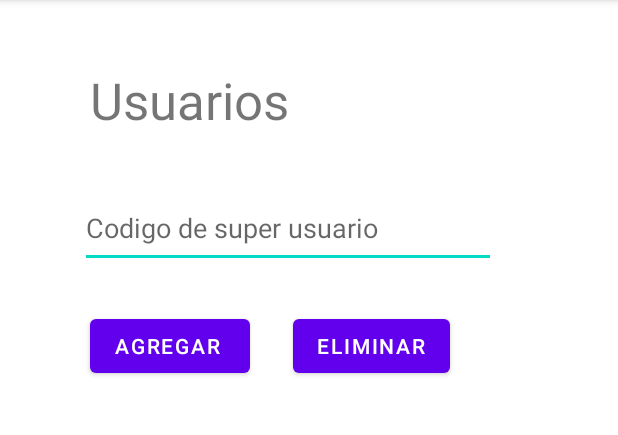
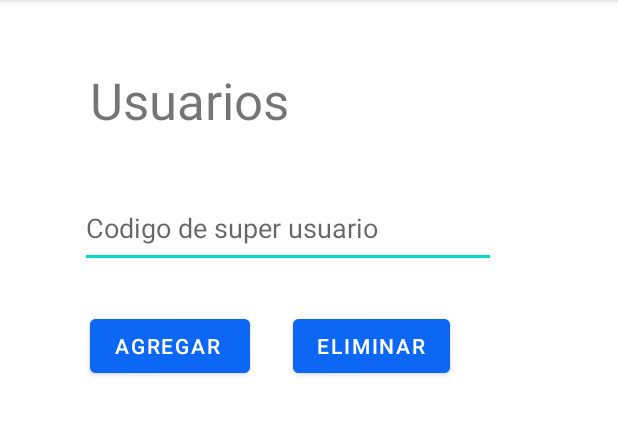
Before and after one commit to Mariana914Ram/ProyectoMoviles, an Android app: the Editar_usuario screen opened directly, with no data from a screen before it, on a phone screen of 412 x 824 dp, the part 84-519 px from its top. Run offline under Robolectric (Android 15) with nearby library versions, the light colour scheme and no system bars.

Commit message:
COLOR COMMIT

```diff
--- a/app/src/main/res/layout/activity_editar_usuario.xml
+++ b/app/src/main/res/layout/activity_editar_usuario.xml
@@ -37,6 +37,7 @@
         android:layout_height="wrap_content"
         android:layout_marginStart="60dp"
         android:layout_marginTop="28dp"
+        android:backgroundTint="#0C67F4"
         android:text="Agregar "
         app:layout_constraintStart_toStartOf="parent"
         app:layout_constraintTop_toBottomOf="@+id/editTextTextPersonName8" />
@@ -47,7 +48,9 @@
         android:layout_height="wrap_content"
         android:layout_marginTop="28dp"
         android:layout_marginEnd="112dp"
+        android:backgroundTint="#0C67F4"
         android:text="Eliminar"
         app:layout_constraintEnd_toEndOf="parent"
-        app:layout_constraintTop_toBottomOf="@+id/editTextTextPersonName8" />
+        app:layout_constraintTop_toBottomOf="@+id/editTextTextPersonName8"
+        app:strokeColor="#E1E1E1" />
 </androidx.constraintlayout.widget.ConstraintLayout>
--- a/app/src/main/res/layout/activity_eliminar.xml
+++ b/app/src/main/res/layout/activity_eliminar.xml
@@ -14,7 +14,6 @@
         android:text="Eliminar usuario"
         android:textSize="34sp"
         app:layout_constraintEnd_toEndOf="parent"
-        app:layout_constraintHorizontal_bias="0.327"
         app:layout_constraintStart_toStartOf="parent"
         app:layout_constraintTop_toTopOf="parent" />
 
@@ -49,6 +48,7 @@
         android:layout_width="wrap_content"
         android:layout_height="wrap_content"
         android:layout_marginTop="56dp"
+        android:backgroundTint="#0C67F4"
         android:text="Eliminar usuario"
         app:layout_constraintEnd_toEndOf="parent"
         app:layout_constraintHorizontal_bias="0.225"
@@ -60,6 +60,7 @@
         android:layout_width="wrap_content"
         android:layout_height="wrap_content"
         android:layout_marginTop="20dp"
+        android:backgroundTint="#0C67F4"
         android:text="Cancelar"
         app:layout_constraintEnd_toEndOf="parent"
         app:layout_constraintHorizontal_bias="0.184"
--- a/app/src/main/res/layout/activity_login.xml
+++ b/app/src/main/res/layout/activity_login.xml
@@ -56,6 +56,7 @@
         android:layout_marginStart="158dp"
         android:layout_marginTop="52dp"
         android:layout_marginEnd="159dp"
+        android:backgroundTint="#0C67F4"
         android:onClick="ingresarMenu"
         android:text="Ingresar"
         app:layout_constraintEnd_toEndOf="parent"
@@ -64,11 +65,12 @@
 
     <Button
         android:id="@+id/btnRegistrar"
-        android:layout_width="wrap_content"
-        android:layout_height="wrap_content"
+        android:layout_width="138dp"
+        android:layout_height="57dp"
         android:layout_marginStart="158dp"
         android:layout_marginTop="20dp"
         android:layout_marginEnd="159dp"
+        android:backgroundTint="#0C67F4"
         android:text="Registrarse"
         app:layout_constraintEnd_toEndOf="parent"
         app:layout_constraintHorizontal_bias="0.487"
--- a/app/src/main/res/layout/activity_main.xml
+++ b/app/src/main/res/layout/activity_main.xml
@@ -24,6 +24,7 @@
         android:layout_height="wrap_content"
         android:layout_marginStart="64dp"
         android:layout_marginTop="108dp"
+        android:backgroundTint="#0C67F4"
         android:text="@string/ver_almacen"
         app:layout_constraintStart_toStartOf="parent"
         app:layout_constraintTop_toBottomOf="@+id/textView4" />
@@ -34,6 +35,7 @@
         android:layout_height="wrap_content"
         android:layout_marginStart="64dp"
         android:layout_marginTop="32dp"
+        android:backgroundTint="#0C67F4"
         android:text="@string/pendientes"
         app:layout_constraintStart_toStartOf="parent"
         app:layout_constraintTop_toBottomOf="@+id/button6" />
@@ -44,6 +46,7 @@
         android:layout_height="wrap_content"
         android:layout_marginStart="64dp"
         android:layout_marginTop="44dp"
+        android:backgroundTint="#0C67F4"
         android:text="@string/cerrar_sesion"
         app:layout_constraintStart_toStartOf="parent"
         app:layout_constraintTop_toBottomOf="@+id/button8" />
@@ -54,6 +57,7 @@
         android:layout_height="wrap_content"
         android:layout_marginStart="64dp"
         android:layout_marginTop="32dp"
+        android:backgroundTint="#0C67F4"
         android:text="@string/agregar_usuario"
         app:layout_constraintStart_toStartOf="parent"
         app:layout_constraintTop_toBottomOf="@+id/button7" />
@@ -64,6 +68,7 @@
         android:layout_height="wrap_content"
         android:layout_marginStart="64dp"
         android:layout_marginTop="32dp"
+        android:backgroundTint="#0C67F4"
         android:text="@string/salida_material"
         app:layout_constraintStart_toStartOf="parent"
         app:layout_constraintTop_toBottomOf="@+id/button5" />
--- a/app/src/main/res/layout/activity_peticion.xml
+++ b/app/src/main/res/layout/activity_peticion.xml
@@ -126,6 +126,7 @@
         android:layout_width="wrap_content"
         android:layout_height="wrap_content"
         android:layout_marginTop="40dp"
+        android:backgroundTint="#0C67F4"
         android:text="Agregar"
         app:layout_constraintEnd_toEndOf="parent"
         app:layout_constraintHorizontal_bias="0.097"
@@ -137,6 +138,7 @@
         android:layout_width="wrap_content"
         android:layout_height="wrap_content"
         android:layout_marginTop="40dp"
+        android:backgroundTint="#0C67F4"
         android:text="Pedir"
         app:layout_constraintEnd_toEndOf="parent"
         app:layout_constraintStart_toStartOf="parent"
@@ -147,6 +149,7 @@
         android:layout_width="wrap_content"
         android:layout_height="wrap_content"
         android:layout_marginTop="40dp"
+        android:backgroundTint="#0C67F4"
         android:text="Cancelar"
         app:layout_constraintEnd_toEndOf="parent"
         app:layout_constraintHorizontal_bias="0.909"
--- a/app/src/main/res/layout/activity_registrar.xml
+++ b/app/src/main/res/layout/activity_registrar.xml
@@ -119,6 +119,7 @@
         android:layout_width="wrap_content"
         android:layout_height="wrap_content"
         android:layout_marginTop="108dp"
+        android:backgroundTint="#0C67F4"
         android:text="Registrar"
         app:layout_constraintEnd_toEndOf="parent"
         app:layout_constraintHorizontal_bias="0.193"
@@ -130,6 +131,7 @@
         android:layout_width="117dp"
         android:layout_height="49dp"
         android:layout_marginTop="108dp"
+        android:backgroundTint="#0C67F4"
         android:text="Cancelar"
         app:layout_constraintEnd_toEndOf="parent"
         app:layout_constraintHorizontal_bias="0.772"
```
